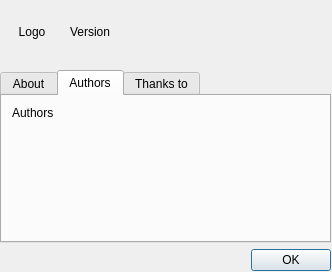
Before: the Qt Designer form ui/about.ui in gitter-badger/simplechatclient, drawn with Qt 5.
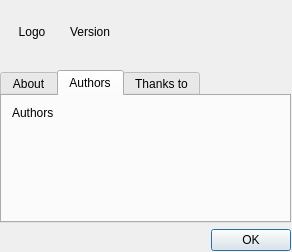
After: the same form once the commit is applied. The open tabs and pages were chosen to show the change. Icons and pictures are not drawn.

Patch:
```diff
--- a/ui/about.ui
+++ b/ui/about.ui
@@ -6,8 +6,8 @@
    <rect>
     <x>0</x>
     <y>0</y>
-    <width>332</width>
-    <height>272</height>
+    <width>292</width>
+    <height>252</height>
    </rect>
   </property>
   <property name="sizePolicy">
@@ -18,14 +18,14 @@
   </property>
   <property name="minimumSize">
    <size>
-    <width>332</width>
-    <height>272</height>
+    <width>292</width>
+    <height>252</height>
    </size>
   </property>
   <property name="maximumSize">
    <size>
-    <width>332</width>
-    <height>272</height>
+    <width>292</width>
+    <height>252</height>
    </size>
   </property>
   <property name="windowTitle">
@@ -40,8 +40,8 @@
     <rect>
      <x>0</x>
      <y>0</y>
-     <width>331</width>
-     <height>271</height>
+     <width>291</width>
+     <height>251</height>
     </rect>
    </property>
    <layout class="QVBoxLayout" name="verticalLayout">
@@ -113,8 +113,8 @@
          <rect>
           <x>10</x>
           <y>10</y>
-          <width>301</width>
-          <height>121</height>
+          <width>261</width>
+          <height>101</height>
          </rect>
         </property>
         <property name="text">
@@ -123,6 +123,9 @@
         <property name="alignment">
          <set>Qt::AlignLeading|Qt::AlignLeft|Qt::AlignTop</set>
         </property>
+        <property name="wordWrap">
+         <bool>true</bool>
+        </property>
        </widget>
       </widget>
       <widget class="QWidget" name="tab_2">
```
Left out of the diff: 8 changed lines with no effect on the pictures.
